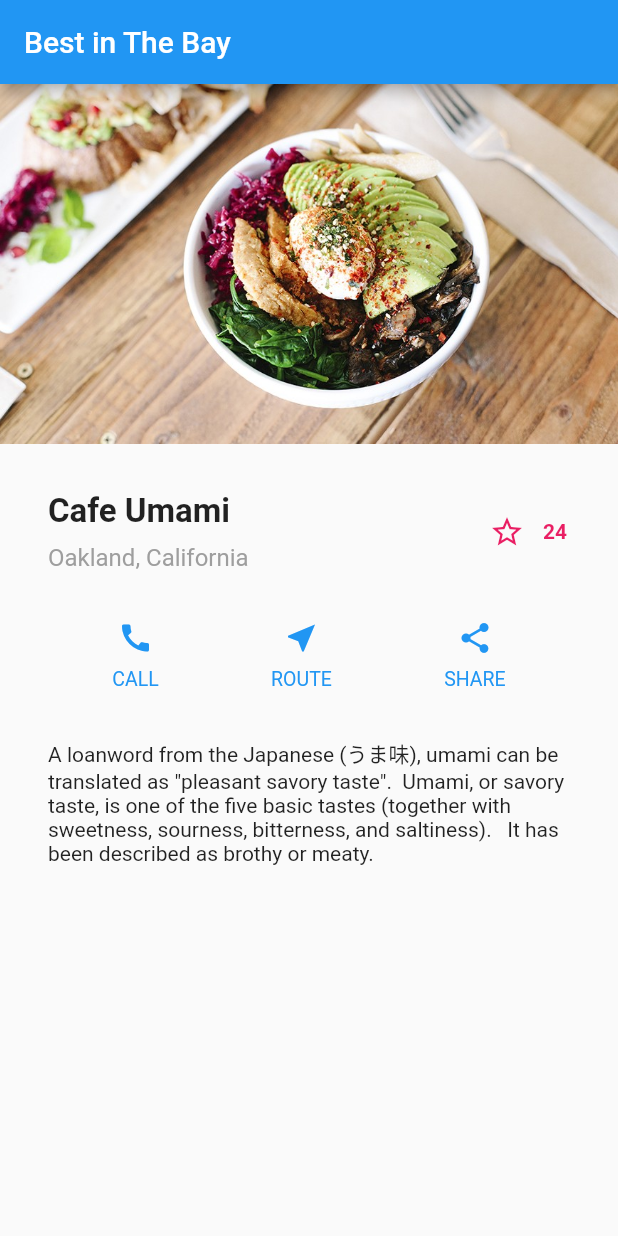
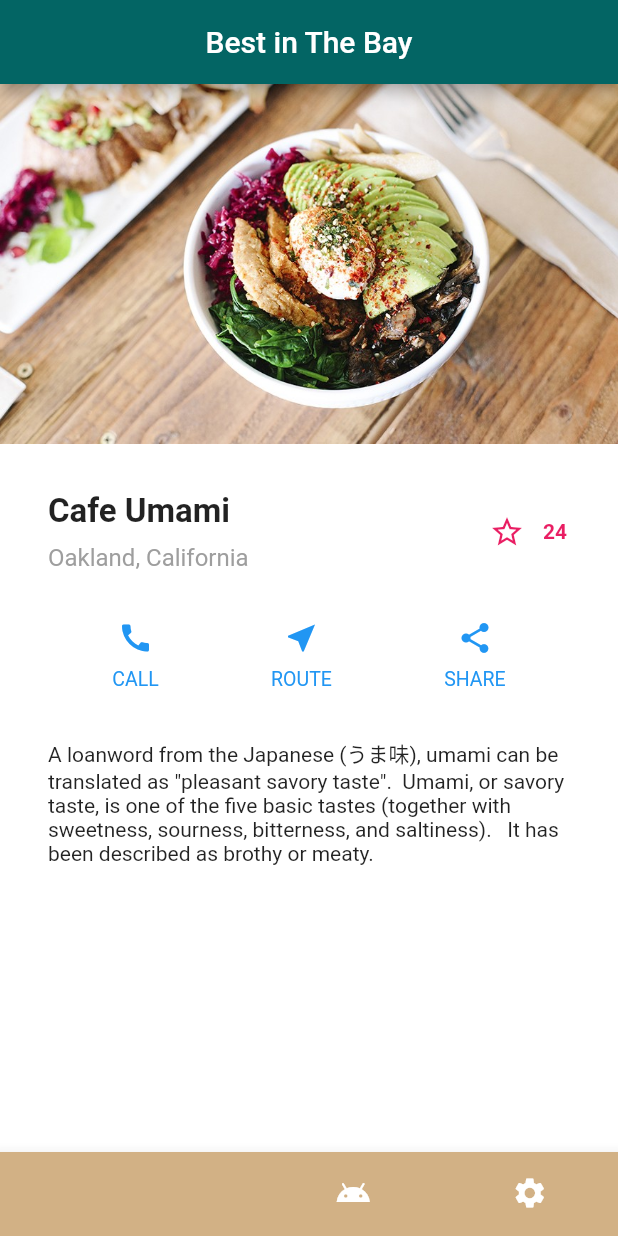
Before and after one commit to mvaleriani/FlutterLayoutPractice, a Flutter app: the screen it shows after launch, after a tap on the "star" icon, on a phone screen of 412 x 824 dp. Run offline on Flutter 3.47's test engine with Material 2 defaults, Android fonts, the phone set to English and light mode, and no system bars; missing offline and left inert: flutter_statusbarcolor.

```diff
--- a/lib/main.dart
+++ b/lib/main.dart
@@ -1,15 +1,33 @@
 import 'package:flutter/material.dart';
 import 'package:flutter/rendering.dart';
-
+import 'package:flutter_statusbarcolor/flutter_statusbarcolor.dart';
 
 void main() {
+
   debugPaintSizeEnabled=false;
  runApp(new MyApp());
+}
+
+final ThemeData _appraiseTheme = _buildAppraiseTheme();
+
+ThemeData _buildAppraiseTheme(){
+  final ThemeData base = ThemeData.light();
+  return base.copyWith(
+    accentColor: Color(0xFFd2b185),
+    primaryColor: Color(0xFF036564),
+    primaryColorDark: Color(0xFF003a3a),
+    buttonColor: Color(0xFF036564),
+    scaffoldBackgroundColor: Color(0xFFFFFFFF),
+    cardColor: Color(0xFFFFFFFF),
+    textSelectionColor: Color(0xFF036564),
+    errorColor: Color(0xFFC5032B)
+  );
 }
 
 class MyApp extends StatelessWidget {
   // This widget is the root of your application.
   @override
+
   Widget build(BuildContext context) {
 
     Widget titleSection = Container(
@@ -79,15 +97,16 @@ class MyApp extends StatelessWidget {
         softWrap: true,
       ),
     );
-
+//    FlutterStatusbarcolor.setStatusBarColor(_appraiseTheme.primaryColorDark);
     return MaterialApp(
       title: 'Layout Practice',
-      theme: ThemeData(
-        primarySwatch: Colors.blue,
-      ),
+      theme: _appraiseTheme,
       home: Scaffold(
         appBar: AppBar(
+          centerTitle: true,
           title: Text('Best in The Bay'),
+//          backgroundColor: Color(0xFF003b3a),
+
         ),
         body: ListView(
           children: [
@@ -101,6 +120,16 @@ class MyApp extends StatelessWidget {
             buttonSection,
             textSection,
           ],
+        ),
+      bottomNavigationBar: BottomNavigationBar(
+//          currentIndex: index,
+          fixedColor: _appraiseTheme.accentColor,
+          items: <BottomNavigationBarItem>[
+            BottomNavigationBarItem(icon: Icon(Icons.message), title: Text("Messages"), backgroundColor: _appraiseTheme.accentColor),
+            BottomNavigationBarItem(icon: Icon(Icons.android), title: Text("DBT"), ),
+            BottomNavigationBarItem(icon: Icon(Icons.settings), title: Text("Settings"), ),
+          ],
+          type: BottomNavigationBarType.shifting,
         ),
       ),
     );
@@ -143,7 +172,7 @@ class _FavoriteWidgetState extends State<FavoriteWidget>{
         SizedBox(
           width: 18.0,
           child: Container(
-            child: Text('$_favoriteCount', style: TextStyle(color: Colors.pink, fontWeight: FontWeight.w600),),
+            child: Text('$_favoriteCount', style: TextStyle(color: Colors.pink, fontWeight: FontWeight.w600)),
           ),
         ),
       ],
@@ -152,13 +181,15 @@ class _FavoriteWidgetState extends State<FavoriteWidget>{
 
 }
 
+
+
+
 class MyHomePage extends StatefulWidget {
   MyHomePage({Key key, this.title}) : super(key: key);
   final String title;
   @override
   _MyHomePageState createState() => new _MyHomePageState();
 }
-
 
 class _MyHomePageState extends State<MyHomePage> {
   @override
--- a/pubspec.yaml
+++ b/pubspec.yaml
@@ -4,7 +4,7 @@ description: Building Layouts in Flutter;
 dependencies:
   flutter:
     sdk: flutter
-
+  flutter_statusbarcolor: any
   # The following adds the Cupertino Icons font to your application.
   # Use with the CupertinoIcons class for iOS style icons.
   cupertino_icons: ^0.1.2
```
Also changed, not shown: lib/colors.dart (added), pubspec.lock, 7 other files.
